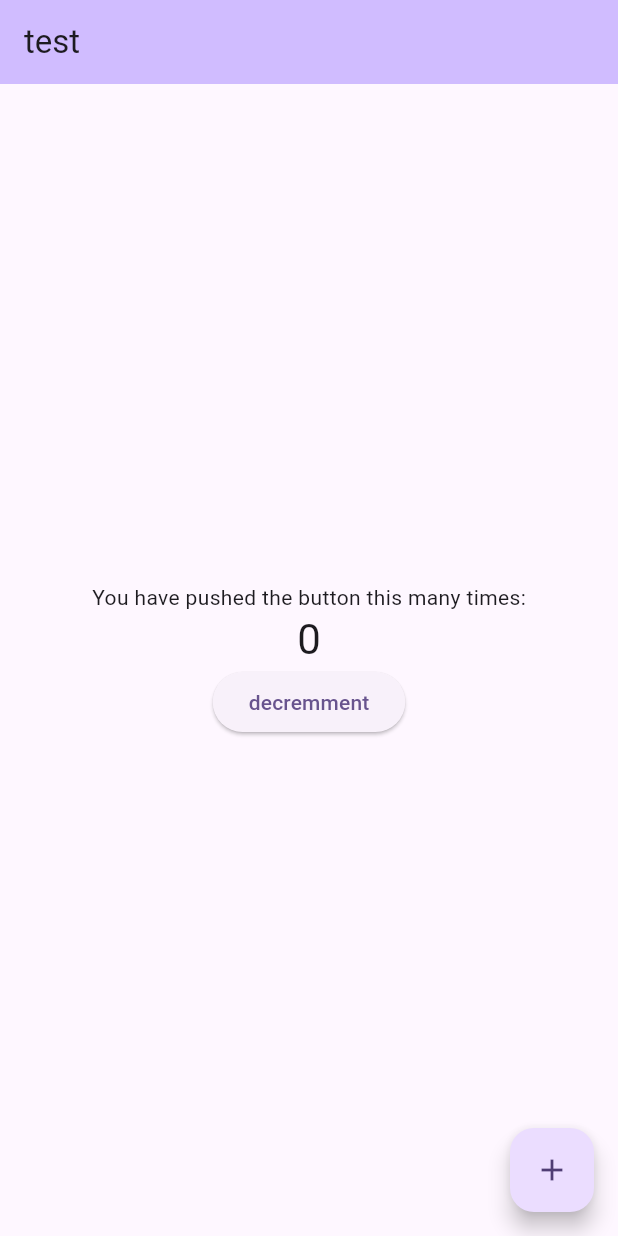
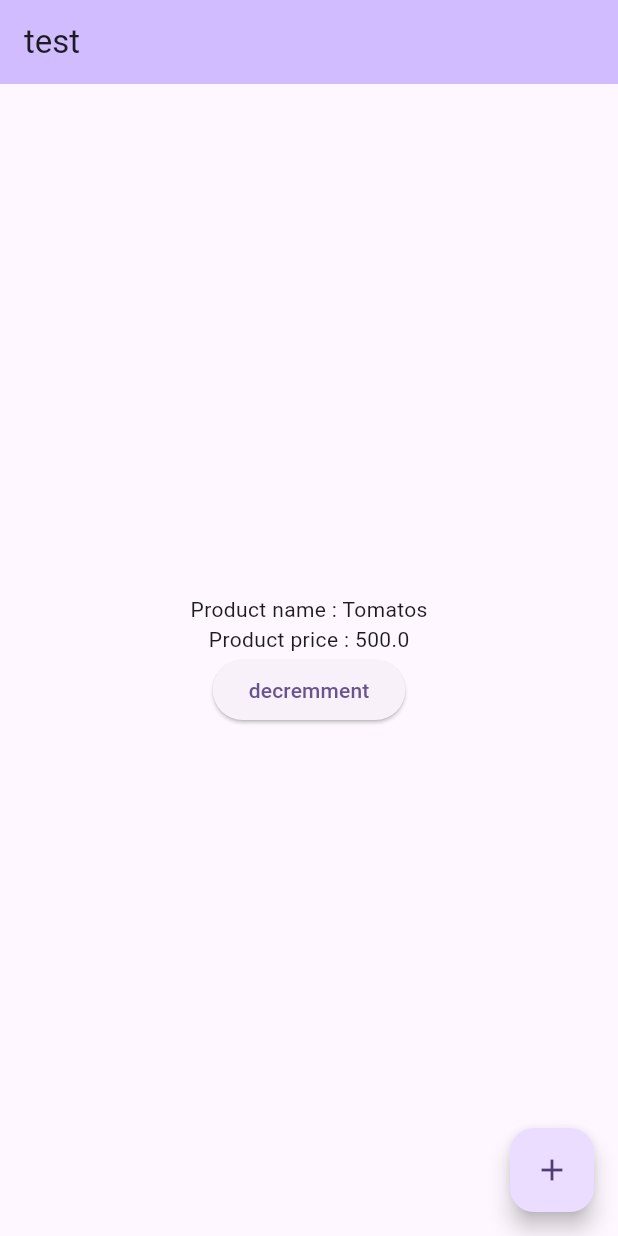
Before and after one commit to vladmir-ACE/flutter_test_state_management, a Flutter app: the screen it shows after launch, after a tap on "decremment", on a phone screen of 412 x 824 dp. Run offline on Flutter 3.47's test engine with Material 3 defaults, Android fonts, the phone set to English and light mode, and no system bars; our stand-ins replace flutter_riverpod.

Commit message:
test NotifierProvider

```diff
--- a/lib/main.dart
+++ b/lib/main.dart
@@ -1,6 +1,7 @@
 import 'package:flutter/material.dart';
 import 'package:flutter_riverpod/flutter_riverpod.dart';
 import 'package:flutter_test_state_management/providers/counter.provider.dart';
+import 'package:flutter_test_state_management/providers/product.provider.dart';
 
 void main() {
   runApp(const ProviderScope(child: MyApp()));
@@ -13,59 +14,26 @@ class MyApp extends ConsumerWidget {
   @override
   Widget build(BuildContext context, WidgetRef ref) {
     final count = ref.watch(counterProvider);
+    final product = ref.watch(productProvider);
     return MaterialApp(
       title: 'Flutter Demo',
-      theme: ThemeData(
-        // This is the theme of your application.
-        //
-        // TRY THIS: Try running your application with "flutter run". You'll see
-        // the application has a purple toolbar. Then, without quitting the app,
-        // try changing the seedColor in the colorScheme below to Colors.green
-        // and then invoke "hot reload" (save your changes or press the "hot
-        // reload" button in a Flutter-supported IDE, or press "r" if you used
-        // the command line to start the app).
-        //
-        // Notice that the counter didn't reset back to zero; the application
-        // state is not lost during the reload. To reset the state, use hot
-        // restart instead.
-        //
-        // This works for code too, not just values: Most code changes can be
-        // tested with just a hot reload.
-        colorScheme: .fromSeed(seedColor: Colors.deepPurple),
-      ),
+      theme: ThemeData(colorScheme: .fromSeed(seedColor: Colors.deepPurple)),
       home: Scaffold(
         appBar: AppBar(
-          // TRY THIS: Try changing the color here to a specific color (to
-          // Colors.amber, perhaps?) and trigger a hot reload to see the AppBar
-          // change color while the other colors stay the same.
           backgroundColor: Theme.of(context).colorScheme.inversePrimary,
-          // Here we take the value from the MyHomePage object that was created by
-          // the App.build method, and use it to set our appbar title.
           title: Text("test"),
         ),
         body: Center(
-          // Center is a layout widget. It takes a single child and positions it
-          // in the middle of the parent.
           child: Column(
-            // Column is also a layout widget. It takes a list of children and
-            // arranges them vertically. By default, it sizes itself to fit its
-            // children horizontally, and tries to be as tall as its parent.
-            //
-            // Column has various properties to control how it sizes itself and
-            // how it positions its children. Here we use mainAxisAlignment to
-            // center the children vertically; the main axis here is the vertical
-            // axis because Columns are vertical (the cross axis would be
-            // horizontal).
-            //
-            // TRY THIS: Invoke "debug painting" (choose the "Toggle Debug Paint"
-            // action in the IDE, or press "p" in the console), to see the
-            // wireframe for each widget.
             mainAxisAlignment: .center,
             children: [
-              const Text('You have pushed the button this many times:'),
-              Text('$count', style: Theme.of(context).textTheme.headlineMedium),
+              Text('Product name : ${product.name}'),
+              Text('Product price : ${product.price}'),
+              //Text('$count', style: Theme.of(context).textTheme.headlineMedium),
               ElevatedButton(
-                onPressed: () => {ref.read(counterProvider.notifier).state--},
+                onPressed: () => {
+                  ref.read(productProvider.notifier).changePrice(),
+                },
                 child: Text("decremment"),
               ),
             ],
@@ -86,15 +54,6 @@ class MyApp extends ConsumerWidget {
 class MyHomePage extends StatefulWidget {
   const MyHomePage({super.key, required this.title});
 
-  // This widget is the home page of your application. It is stateful, meaning
-  // that it has a State object (defined below) that contains fields that affect
-  // how it looks.
-
-  // This class is the configuration for the state. It holds the values (in this
-  // case the title) provided by the parent (in this case the App widget) and
-  // used by the build method of the State. Fields in a Widget subclass are
-  // always marked "final".
-
   final String title;
 
   @override
@@ -106,50 +65,19 @@ class _MyHomePageState extends State<MyHomePage> {
 
   void _incrementCounter() {
     setState(() {
-      // This call to setState tells the Flutter framework that something has
-      // changed in this State, which causes it to rerun the build method below
-      // so that the display can reflect the updated values. If we changed
-      // _counter without calling setState(), then the build method would not be
-      // called again, and so nothing would appear to happen.
       _counter++;
     });
   }
 
   @override
   Widget build(BuildContext context) {
-    // This method is rerun every time setState is called, for instance as done
-    // by the _incrementCounter method above.
-    //
-    // The Flutter framework has been optimized to make rerunning build methods
-    // fast, so that you can just rebuild anything that needs updating rather
-    // than having to individually change instances of widgets.
     return Scaffold(
       appBar: AppBar(
-        // TRY THIS: Try changing the color here to a specific color (to
-        // Colors.amber, perhaps?) and trigger a hot reload to see the AppBar
-        // change color while the other colors stay the same.
         backgroundColor: Theme.of(context).colorScheme.inversePrimary,
-        // Here we take the value from the MyHomePage object that was created by
-        // the App.build method, and use it to set our appbar title.
         title: Text(widget.title),
       ),
       body: Center(
-        // Center is a layout widget. It takes a single child and positions it
-        // in the middle of the parent.
         child: Column(
-          // Column is also a layout widget. It takes a list of children and
-          // arranges them vertically. By default, it sizes itself to fit its
-          // children horizontally, and tries to be as tall as its parent.
-          //
-          // Column has various properties to control how it sizes itself and
-          // how it positions its children. Here we use mainAxisAlignment to
-          // center the children vertically; the main axis here is the vertical
-          // axis because Columns are vertical (the cross axis would be
-          // horizontal).
-          //
-          // TRY THIS: Invoke "debug painting" (choose the "Toggle Debug Paint"
-          // action in the IDE, or press "p" in the console), to see the
-          // wireframe for each widget.
           mainAxisAlignment: .center,
           children: [
             const Text('You have pushed the button this many times:'),
--- /dev/null
+++ b/lib/models/products.dart
@@ -0,0 +1,10 @@
+class Products {
+  String name;
+  double price;
+
+  Products({required this.name, required this.price});
+
+  Products copyWith({String? name, double? price}) {
+    return Products(name: name ?? this.name, price: price ?? this.price);
+  }
+}
--- /dev/null
+++ b/lib/providers/product.provider.dart
@@ -0,0 +1,21 @@
+import 'package:flutter_riverpod/flutter_riverpod.dart';
+import 'package:flutter_test_state_management/models/products.dart';
+
+class ProductNotifer extends Notifier<Products> {
+  @override
+  Products build() {
+    return Products(name: "Tomatos", price: 5000);
+  }
+
+  void changeName(String name) {
+    state = state.copyWith(name: name);
+  }
+
+  void changePrice() {
+    state = state.copyWith(price: state.price * 0.1);
+  }
+}
+
+final productProvider = NotifierProvider<ProductNotifer, Products>(
+  () => ProductNotifer(),
+);
```
